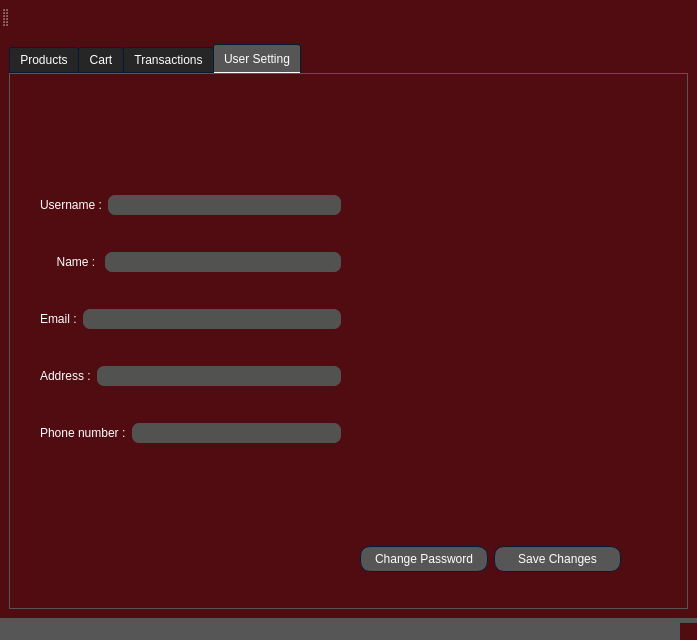
This is AP/client_ui.ui in AP-projects-4001/Guys as Qt 5 draws it before an edit. The edited form follows.
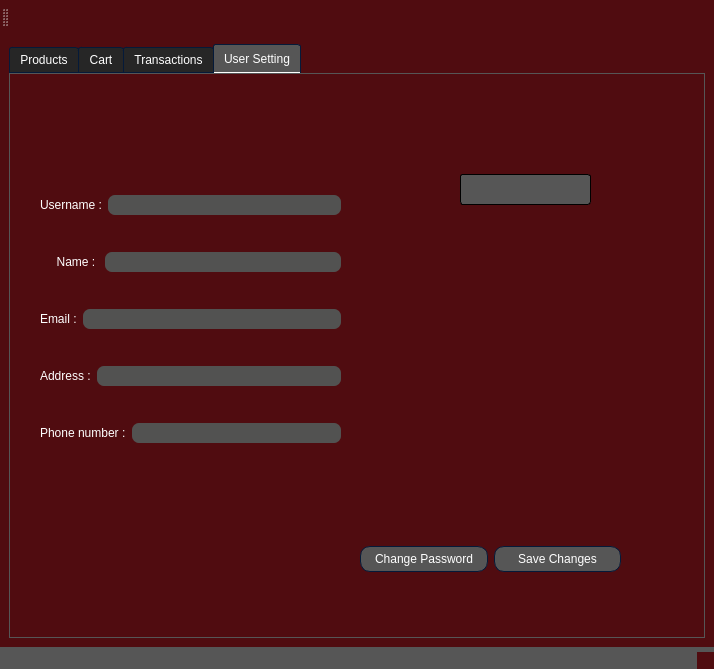
This is the edited form. The open tabs and pages were chosen to show the change. Icons and pictures are not drawn.

```diff
--- a/AP/client_ui.ui
+++ b/AP/client_ui.ui
@@ -6,8 +6,8 @@
    <rect>
     <x>0</x>
     <y>0</y>
-    <width>697</width>
-    <height>640</height>
+    <width>714</width>
+    <height>669</height>
    </rect>
   </property>
   <property name="windowTitle">
@@ -1297,6 +1297,16 @@
          </item>
         </layout>
        </widget>
+       <widget class="QComboBox" name="comboBox_2">
+        <property name="geometry">
+         <rect>
+          <x>450</x>
+          <y>100</y>
+          <width>131</width>
+          <height>31</height>
+         </rect>
+        </property>
+       </widget>
       </widget>
      </widget>
     </item>
@@ -1322,7 +1332,7 @@
      <normalon>:/included_images/person-icon-edited.png</normalon>:/included_images/person-icon-edited.png</iconset>
    </property>
    <property name="text">
-    <string> </string>
+    <string/>
    </property>
   </action>
  </widget>
```
Left out of the diff: 2 changed lines with no effect on the pictures.
